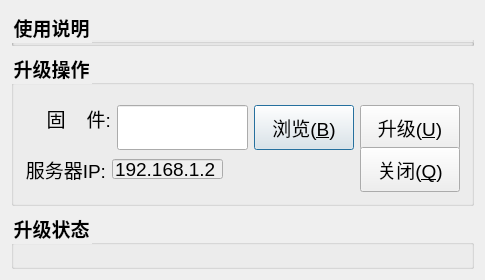
Above: ids_client/upgradedialog.ui from MR-ACC/IDS-Client before the change. Below: the same form after it.
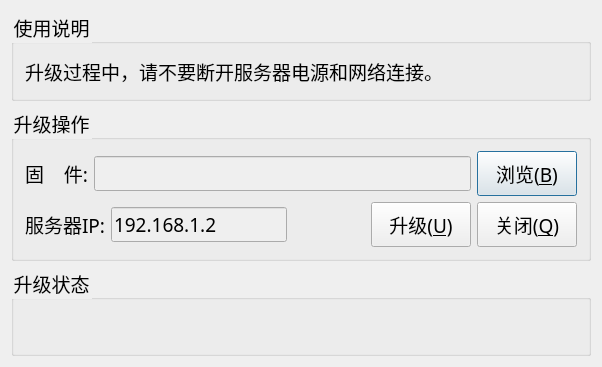
That is the form after the change.

```diff
--- a/ids_client/upgradedialog.ui
+++ b/ids_client/upgradedialog.ui
@@ -6,35 +6,35 @@
    <rect>
     <x>0</x>
     <y>0</y>
-    <width>485</width>
-    <height>280</height>
+    <width>602</width>
+    <height>367</height>
    </rect>
   </property>
   <property name="minimumSize">
    <size>
-    <width>485</width>
-    <height>280</height>
+    <width>602</width>
+    <height>367</height>
    </size>
   </property>
   <property name="maximumSize">
    <size>
-    <width>485</width>
-    <height>280</height>
+    <width>602</width>
+    <height>367</height>
    </size>
   </property>
   <property name="font">
    <font>
-    <family>aakar</family>
+    <family>Serif</family>
     <pointsize>14</pointsize>
-    <weight>75</weight>
-    <bold>true</bold>
+    <weight>50</weight>
+    <bold>false</bold>
    </font>
   </property>
   <property name="windowTitle">
    <string>拼接服务器升级</string>
   </property>
-  <layout class="QGridLayout" name="gridLayout_3">
-   <item row="0" column="0">
+  <layout class="QVBoxLayout" name="verticalLayout">
+   <item>
     <widget class="QGroupBox" name="information">
      <property name="minimumSize">
       <size>
@@ -44,6 +44,7 @@
      </property>
      <property name="font">
       <font>
+       <family>Sans Serif</family>
        <pointsize>14</pointsize>
       </font>
      </property>
@@ -64,22 +65,23 @@
         </property>
         <property name="font">
          <font>
-          <family>Times New Roman</family>
+          <family>Sans Serif</family>
           <pointsize>14</pointsize>
          </font>
         </property>
         <property name="text">
-         <string>1. 升级过程中，请不要断开服务器电源和网络连接。</string>
+         <string>升级过程中，请不要断开服务器电源和网络连接。</string>
         </property>
        </widget>
       </item>
      </layout>
     </widget>
    </item>
-   <item row="1" column="0">
+   <item>
     <widget class="QGroupBox" name="upgrade">
      <property name="font">
       <font>
+       <family>Sans Serif</family>
        <pointsize>14</pointsize>
       </font>
      </property>
@@ -102,6 +104,7 @@
           </property>
           <property name="font">
            <font>
+            <family>Sans Serif</family>
             <pointsize>14</pointsize>
            </font>
           </property>
@@ -115,21 +118,13 @@
         </item>
         <item>
          <widget class="QLineEdit" name="lineEditFile">
-          <property name="minimumSize">
-           <size>
-            <width>131</width>
-            <height>45</height>
-           </size>
-          </property>
-          <property name="maximumSize">
-           <size>
-            <width>131</width>
-            <height>26</height>
-           </size>
+          <property name="enabled">
+           <bool>false</bool>
           </property>
           <property name="font">
            <font>
-            <pointsize>10</pointsize>
+            <family>Sans Serif</family>
+            <pointsize>14</pointsize>
            </font>
           </property>
           <property name="readOnly">
@@ -145,14 +140,9 @@
             <height>45</height>
            </size>
           </property>
-          <property name="maximumSize">
-           <size>
-            <width>85</width>
-            <height>27</height>
-           </size>
-          </property>
           <property name="font">
            <font>
+            <family>Sans Serif</family>
             <pointsize>14</pointsize>
            </font>
           </property>
@@ -161,30 +151,6 @@
           </property>
          </widget>
         </item>
-        <item>
-         <widget class="QPushButton" name="pushButtonSend">
-          <property name="minimumSize">
-           <size>
-            <width>100</width>
-            <height>45</height>
-           </size>
-          </property>
-          <property name="maximumSize">
-           <size>
-            <width>85</width>
-            <height>27</height>
-           </size>
-          </property>
-          <property name="font">
-           <font>
-            <pointsize>14</pointsize>
-           </font>
-          </property>
-          <property name="text">
-           <string>升级(&amp;U)</string>
-          </property>
-         </widget>
-        </item>
        </layout>
       </item>
       <item row="1" column="0">
@@ -193,6 +159,7 @@
          <widget class="QLabel" name="label">
           <property name="font">
            <font>
+            <family>Sans Serif</family>
             <pointsize>14</pointsize>
            </font>
           </property>
@@ -209,20 +176,9 @@
           <property name="enabled">
            <bool>false</bool>
           </property>
-          <property name="minimumSize">
-           <size>
-            <width>45</width>
-            <height>0</height>
-           </size>
-          </property>
-          <property name="maximumSize">
-           <size>
-            <width>111</width>
-            <height>20</height>
-           </size>
-          </property>
           <property name="font">
            <font>
+            <family>Sans Serif</family>
             <pointsize>14</pointsize>
            </font>
           </property>
@@ -233,17 +189,41 @@
         </item>
         <item>
          <spacer name="horizontalSpacer">
+          <property name="font">
+           <font>
+            <family>Sans Serif</family>
+           </font>
+          </property>
           <property name="orientation">
            <enum>Qt::Horizontal</enum>
           </property>
           <property name="sizeHint" stdset="0">
            <size>
-            <width>80</width>
+            <width>40</width>
             <height>20</height>
            </size>
           </property>
          </spacer>
         </item>
+        <item>
+         <widget class="QPushButton" name="pushButtonSend">
+          <property name="minimumSize">
+           <size>
+            <width>100</width>
+            <height>45</height>
+           </size>
+          </property>
+          <property name="font">
+           <font>
+            <family>Sans Serif</family>
+            <pointsize>14</pointsize>
+           </font>
+          </property>
+          <property name="text">
+           <string>升级(&amp;U)</string>
+          </property>
+         </widget>
+        </item>
         <item>
          <widget class="QPushButton" name="pushButtonClose">
           <property name="minimumSize">
@@ -254,6 +234,7 @@
           </property>
           <property name="font">
            <font>
+            <family>Sans Serif</family>
             <pointsize>14</pointsize>
             <weight>50</weight>
             <bold>false</bold>
@@ -278,10 +259,11 @@
      <zorder></zorder>
     </widget>
    </item>
-   <item row="2" column="0">
+   <item>
     <widget class="QGroupBox" name="upgrade_status">
      <property name="font">
       <font>
+       <family>Sans Serif</family>
        <pointsize>14</pointsize>
       </font>
      </property>
@@ -295,9 +277,9 @@
       <property name="geometry">
        <rect>
         <x>17</x>
-        <y>25</y>
-        <width>441</width>
-        <height>20</height>
+        <y>35</y>
+        <width>551</width>
+        <height>51</height>
        </rect>
       </property>
       <property name="minimumSize">
@@ -308,7 +290,8 @@
       </property>
       <property name="font">
        <font>
-        <pointsize>10</pointsize>
+        <family>Sans Serif</family>
+        <pointsize>14</pointsize>
        </font>
       </property>
       <property name="text">
```
Left out of the diff: 13 changed lines with no effect on the pictures.
